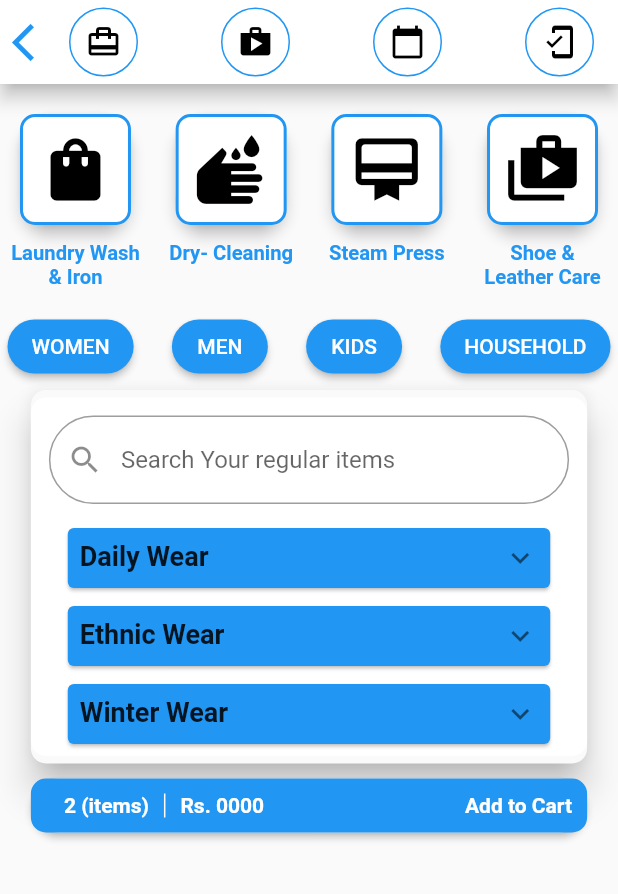
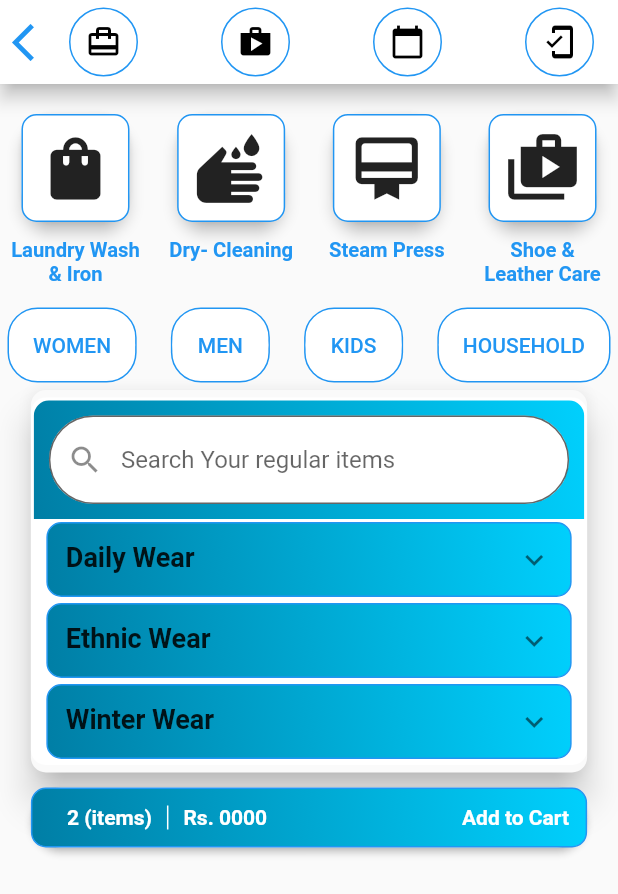
Before and after one commit to shubham0809200/e-commerce-page, a Flutter app: the screen it shows after launch, on a phone screen of 412 x 824 dp. Shown: the top 894 px of the screen. Run offline on Flutter 3.47's test engine with Material 2 defaults, Android fonts, the phone set to English and light mode, and no system bars; drawn by our look-alikes of expandable.

Commit message:
changed color and fixed counter

```diff
--- a/lib/main.dart
+++ b/lib/main.dart
@@ -29,8 +29,64 @@ class MyHomePage extends StatefulWidget {
 }
 
 class _MyHomePageState extends State<MyHomePage> {
-  String _searchbar = '';
-  int counter = 0;
+  String searchbar = '';
+  int _counter0 = 0;
+  int _counter1 = 0;
+  int _counter2 = 0;
+
+  void _incrementCounter0() {
+    setState(() {
+      _counter0++;
+    });
+  }
+
+  void _decrementCounter0() {
+    setState(() {
+      _counter0--;
+    });
+  }
+
+  void _incrementCounter1() {
+    setState(() {
+      _counter1++;
+    });
+  }
+
+  void _decrementCounter1() {
+    setState(() {
+      _counter1--;
+    });
+  }
+
+  void _incrementCounter2() {
+    setState(() {
+      _counter2++;
+    });
+  }
+
+  void _decrementCounter2() {
+    setState(() {
+      _counter2--;
+    });
+  }
+
+  final LinearGradient _color = const LinearGradient(
+    begin: Alignment.bottomLeft,
+    end: Alignment.topRight,
+    colors: [
+      Color.fromRGBO(0, 126, 165, 1),
+      Color.fromRGBO(0, 208, 253, 1),
+    ],
+  );
+  final LinearGradient _colorwhite = const LinearGradient(
+    begin: Alignment.bottomLeft,
+    end: Alignment.topRight,
+    colors: [
+      Color.fromRGBO(255, 255, 255, 1),
+      Color.fromRGBO(255, 255, 255, 1),
+    ],
+  );
+
   @override
   Widget build(BuildContext context) {
     return Scaffold(
@@ -92,22 +148,32 @@ class _MyHomePageState extends State<MyHomePage> {
     );
   }
 
+  int selectedBox = 0;
+
   _services() {
     return Row(
       mainAxisAlignment: MainAxisAlignment.spaceBetween,
       crossAxisAlignment: CrossAxisAlignment.start,
       children: [
-        _serviceBox("Laundry Wash & Iron", Icons.shopping_bag),
-        _serviceBox("Dry- Cleaning", Icons.wash),
-        _serviceBox("Steam Press", Icons.wallet_membership_rounded),
-        _serviceBox("Shoe & Leather Care", Icons.shop_2),
+        _serviceBox(
+            "Laundry Wash & Iron", Icons.shopping_bag, selectedBox == 1, 1),
+        _serviceBox("Dry- Cleaning", Icons.wash, selectedBox == 2, 2),
+        _serviceBox("Steam Press", Icons.wallet_membership_rounded,
+            selectedBox == 3, 3),
+        _serviceBox("Shoe & Leather Care", Icons.shop_2, selectedBox == 4, 4),
       ],
     );
   }
 
-  _serviceBox(String text, IconData icon) {
+  _serviceBox(String text, IconData icon, bool setColor, int num) {
     return SizedBox(
       width: MediaQuery.of(context).size.width * 0.22,
+      child: InkWell(
+        onTap: () {
+          setState(() {
+            selectedBox = num;
+          });
+        },
         child: Column(
           children: [
             Material(
@@ -117,14 +183,15 @@ class _MyHomePageState extends State<MyHomePage> {
               child: Container(
                 padding: const EdgeInsets.all(10),
                 decoration: BoxDecoration(
-                // shape: BoxShape.rectangle,
-                borderRadius: BorderRadius.circular(10),
-                color: Colors.white,
-                border: Border.all(width: 2, color: Colors.blue),
+                  border: Border.all(color: Colors.blue),
+                  gradient: setColor ? _color : _colorwhite,
+                  borderRadius: const BorderRadius.all(
+                    Radius.circular(10),
+                  ),
                 ),
                 child: Icon(
                   icon,
-                color: Colors.black,
+                  color: setColor ? Colors.white : Colors.black87,
                   size: 50,
                 ),
               ),
@@ -143,8 +210,11 @@ class _MyHomePageState extends State<MyHomePage> {
             ),
           ],
         ),
+      ),
     );
   }
+
+  int selectedCategory = 0;
 
   _categories() {
     return Container(
@@ -154,24 +224,43 @@ class _MyHomePageState extends State<MyHomePage> {
         mainAxisAlignment: MainAxisAlignment.spaceBetween,
         crossAxisAlignment: CrossAxisAlignment.start,
         children: [
-          _categoryBox("women"),
-          _categoryBox("men"),
-          _categoryBox("kids"),
-          _categoryBox("household"),
+          _categoryBox("women", selectedCategory == 1, 1),
+          _categoryBox("men", selectedCategory == 2, 2),
+          _categoryBox("kids", selectedCategory == 3, 3),
+          _categoryBox("household", selectedCategory == 4, 4),
         ],
       ),
     );
   }
 
-  _categoryBox(String text) {
-    return ElevatedButton(
-      onPressed: () {},
+  _categoryBox(String text, bool setColor, int num) {
+    return Container(
+      padding: EdgeInsets.zero,
+      decoration: BoxDecoration(
+        border: Border.all(color: Colors.blue),
+        gradient: setColor ? _color : _colorwhite,
+        borderRadius: const BorderRadius.all(
+          Radius.circular(20),
+        ),
+        // borderRadius:BorderRadius.all(
+        //         Radius.circular(20.0),
+      ),
+      child: ElevatedButton(
+        onPressed: () {
+          setState(() {
+            selectedCategory = num;
+          });
+        },
         child: Text(text.toUpperCase()),
-      style: ButtonStyle(
-        shape: MaterialStateProperty.all<RoundedRectangleBorder>(
-          RoundedRectangleBorder(
-            borderRadius: BorderRadius.circular(18.0),
-            // side: const BorderSide(color: Colors.red),
+        style: ElevatedButton.styleFrom(
+          primary: setColor ? Colors.transparent : Colors.white,
+          onPrimary: setColor ? Colors.white : Colors.blue,
+          shadowColor: Colors.transparent,
+          shape: const RoundedRectangleBorder(
+            side: BorderSide(color: Colors.transparent),
+            borderRadius: BorderRadius.all(
+              Radius.circular(20.0),
+            ),
           ),
         ),
       ),
@@ -208,12 +297,22 @@ class _MyHomePageState extends State<MyHomePage> {
   }
 
   Widget _searchbox() {
-    return Padding(
+    return Container(
       padding: const EdgeInsets.all(10),
+      decoration: BoxDecoration(
+        gradient: _color,
+        borderRadius: const BorderRadius.only(
+          topLeft: Radius.circular(10),
+          topRight: Radius.circular(10),
+        ),
+        color: Colors.blue,
+      ),
       child: TextFormField(
-        onSaved: (val) => _searchbar = val!,
+        onSaved: (val) => searchbar = val!,
         validator: (val) {},
         decoration: InputDecoration(
+          filled: true,
+          fillColor: Colors.white,
           prefixIcon: const Icon(Icons.search),
           border: OutlineInputBorder(borderRadius: BorderRadius.circular(50)),
           hintText: "Search Your regular items",
@@ -230,9 +329,19 @@ class _MyHomePageState extends State<MyHomePage> {
   _expandedBoxs(String boxTitle) {
     return Container(
       margin: const EdgeInsets.all(2),
-      width: MediaQuery.of(context).size.width * 0.8,
+      width: MediaQuery.of(context).size.width * 0.85,
+      decoration: BoxDecoration(
+        border: Border.all(color: Colors.blue),
+        gradient: _color,
+        borderRadius: const BorderRadius.all(
+          Radius.circular(10),
+        ),
+        // borderRadius:BorderRadius.all(
+        //         Radius.circular(20.0),
+      ),
       child: Card(
-        color: Colors.blue,
+        color: Colors.transparent,
+        shadowColor: Colors.transparent,
         child: ExpandablePanel(
           header: Padding(
             padding: const EdgeInsets.symmetric(vertical: 8, horizontal: 8),
@@ -251,24 +360,51 @@ class _MyHomePageState extends State<MyHomePage> {
     );
   }
 
+  int productquantity = 0;
+
   _productList() {
     return Container(
+      // width: MediaQuery.of(context).size.width * 0.9,
       color: Colors.white,
       child: Column(
+        mainAxisAlignment: MainAxisAlignment.center,
         children: [
-          _products("productName", 250, "https://i.stack.imgur.com/qMRcJ.png"),
-          _products("productName", 250, "https://i.stack.imgur.com/qMRcJ.png"),
-          _products("productName", 250, "https://i.stack.imgur.com/qMRcJ.png"),
+          _products(
+            "productName",
+            250,
+            "https://i.stack.imgur.com/qMRcJ.png",
+            productquantity == 1,
+            1,
+            _counter0,
+          ),
+          _products(
+            "productName",
+            250,
+            "https://i.stack.imgur.com/qMRcJ.png",
+            productquantity == 2,
+            2,
+            _counter1,
+          ),
+          _products(
+            "productName",
+            250,
+            "https://i.stack.imgur.com/qMRcJ.png",
+            productquantity == 3,
+            3,
+            _counter2,
+          ),
         ],
       ),
     );
   }
 
-  _products(String productName, int productPrice, String url) {
+  _products(String productName, int productPrice, String url,
+      bool productQuantity, int quantity, int count) {
     return Row(
       mainAxisAlignment: MainAxisAlignment.spaceBetween,
       children: [
         Row(
+          mainAxisAlignment: MainAxisAlignment.spaceBetween,
           children: [
             Container(
               margin:
@@ -289,9 +425,60 @@ class _MyHomePageState extends State<MyHomePage> {
             ),
           ],
         ),
-        ElevatedButton(
-          onPressed: () {},
-          child: const Text("Add  +"),
+        SizedBox(
+          // width: MediaQuery.of(context).size.width * 0.2,
+          child: productQuantity
+              ? Row(
+                  mainAxisAlignment: MainAxisAlignment.center,
+                  crossAxisAlignment: CrossAxisAlignment.center,
+                  children: [
+                    IconButton(
+                        onPressed: quantity == 1
+                            ? _decrementCounter0
+                            : quantity == 2
+                                ? _decrementCounter1
+                                : _decrementCounter2,
+                        icon: const Icon(
+                          Icons.remove_circle,
+                          color: Colors.blue,
+                        )),
+                    Text(
+                      '$count',
+                    ),
+                    IconButton(
+                        onPressed: quantity == 1
+                            ? _incrementCounter0
+                            : quantity == 2
+                                ? _incrementCounter1
+                                : _incrementCounter2,
+                        icon: const Icon(
+                          Icons.add_circle,
+                          color: Colors.blue,
+                        ))
+                  ],
+                )
+              : Padding(
+                  padding: const EdgeInsets.only(right: 15.0),
+                  child: ElevatedButton(
+                      style: ElevatedButton.styleFrom(
+                        primary: Colors.white,
+                        onPrimary: Colors.blue,
+                        shadowColor: Colors.transparent,
+                        shape: const RoundedRectangleBorder(
+                          side: BorderSide(color: Colors.blue),
+                          borderRadius: BorderRadius.all(
+                            Radius.circular(10.0),
+                          ),
+                        ),
+                      ),
+                      onPressed: () {
+                        setState(() {
+                          count = count + 1;
+                          productquantity = quantity;
+                        });
+                      },
+                      child: const Text("Add  +")),
+                ),
         )
       ],
     );
@@ -308,12 +495,25 @@ class _MyHomePageState extends State<MyHomePage> {
           ),
         ),
         child: Container(
+          padding: const EdgeInsets.all(3),
           width: MediaQuery.of(context).size.width * 0.9,
           decoration: BoxDecoration(
-            borderRadius: BorderRadius.circular(10),
-            color: Colors.blue,
-            border: Border.all(width: 2, color: Colors.blue),
+            border: Border.all(color: Colors.blue),
+            gradient: _color,
+            borderRadius: const BorderRadius.all(
+              Radius.circular(10),
             ),
+            // borderRadius:BorderRadius.all(
+            //         Radius.circular(20.0),
+          ),
+          // decoration: BoxDecoration(
+          //   borderRadius: BorderRadius.circular(10),
+          //   color: Colors.blue,
+          //   border: Border.all(
+          //     width: 2,
+          //     color: Colors.blue,
+          //   ),
+          // ),
           child: Row(
             mainAxisAlignment: MainAxisAlignment.spaceBetween,
             children: [
```
Lines whose indentation alone changed are shown as unchanged.
